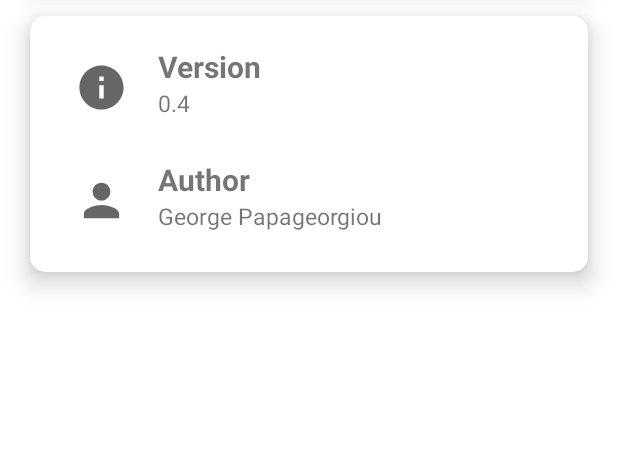
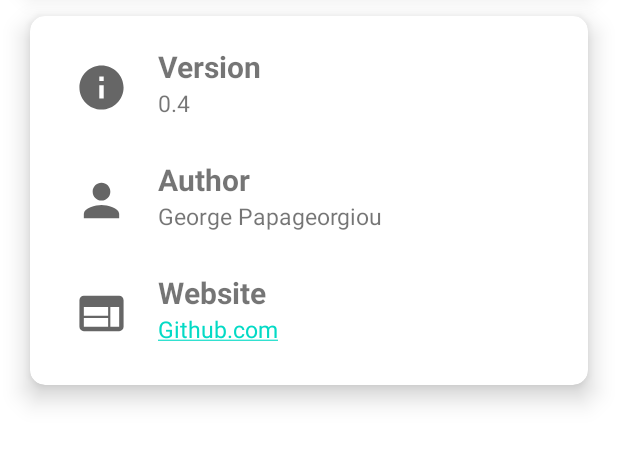
Before and after one commit to Georgegipa/DroneFlyCheckerApp, an Android app: the AboutActivity screen opened directly, with no data from a screen before it, on a phone screen of 412 x 824 dp, the part 412-879 px from its top. Run offline under Robolectric (Android 15) with nearby library versions, the phone set to English and light mode, and no system bars; network calls fail.

Commit message:
added website link

```diff
--- a/app/src/main/java/com/example/flychecker/AboutActivity.java
+++ b/app/src/main/java/com/example/flychecker/AboutActivity.java
@@ -1,6 +1,8 @@
 package com.example.flychecker;
 
 import android.os.Bundle;
+import android.widget.TextView;
+import android.text.method.LinkMovementMethod;
 
 import androidx.appcompat.app.AppCompatActivity;
 
@@ -14,5 +16,8 @@ public class AboutActivity extends AppCompatActivity {
         setContentView(R.layout.activity_about);
         Objects.requireNonNull(getSupportActionBar()).setDisplayHomeAsUpEnabled(true);
         getSupportActionBar().setTitle("About");
+        //make the link clickable
+        TextView linkTextView = findViewById(R.id.tv_website_url);
+        linkTextView.setMovementMethod(LinkMovementMethod.getInstance());
     }
 }
--- a/app/src/main/java/com/example/flychecker/Helpers.java
+++ b/app/src/main/java/com/example/flychecker/Helpers.java
@@ -9,7 +9,7 @@ public abstract class Helpers {
         sdf.setTimeZone(java.util.TimeZone.getDefault());
 
         //concat amPm to the end
-        String formated= sdf.format(date);
+        String formatted= sdf.format(date);
         if(return12HourFormat) {//TODO: add 12hour format support
             //convert a 24hr format to 12hr format
             int hour = date.getHours();
@@ -17,10 +17,10 @@ public abstract class Helpers {
             if(hour > 12) {
                 hour = hour - 12;
             }
-            formated = formated.replace("HH", String.valueOf(hour));
-            return formated + " " + amPm;
+            formatted = formatted.replace("HH", String.valueOf(hour));
+            return formatted + " " + amPm;
         }
         else
-            return formated;
+            return formatted;
     }
 }
--- /dev/null
+++ b/app/src/main/res/drawable/ic_baseline_web_24.xml
@@ -0,0 +1,10 @@
+<vector xmlns:android="http://schemas.android.com/apk/res/android"
+    android:width="24dp"
+    android:height="24dp"
+    android:viewportWidth="24"
+    android:viewportHeight="24"
+    android:tint="?attr/colorControlNormal">
+    <path
+        android:fillColor="@android:color/white"
+        android:pathData="M20,4L4,4c-1.1,0 -1.99,0.9 -1.99,2L2,18c0,1.1 0.9,2 2,2h16c1.1,0 2,-0.9 2,-2L22,6c0,-1.1 -0.9,-2 -2,-2zM15,18L4,18v-4h11v4zM15,13L4,13L4,9h11v4zM20,18h-4L16,9h4v9z" />
+</vector>
--- a/app/src/main/res/layout/activity_about.xml
+++ b/app/src/main/res/layout/activity_about.xml
@@ -182,6 +182,60 @@
                 </LinearLayout>
 
 
+
+
+            </LinearLayout>
+
+            <LinearLayout
+                android:layout_width="match_parent"
+                android:layout_height="wrap_content"
+                android:layout_marginLeft="10dp"
+                android:layout_marginTop="10dp"
+                android:layout_marginRight="10dp"
+                android:layout_marginBottom="10dp"
+                android:orientation="horizontal">
+
+                <ImageView
+                    android:id="@+id/img_website"
+                    android:layout_width="35dp"
+                    android:layout_height="35dp"
+                    android:layout_gravity="center"
+                    android:layout_margin="10dp"
+                    android:src="@drawable/ic_baseline_web_24" />
+
+
+                <LinearLayout
+                    android:layout_width="match_parent"
+                    android:layout_height="wrap_content"
+                    android:orientation="vertical">
+
+                    <TextView
+                        android:id="@+id/tv_website"
+                        android:layout_width="wrap_content"
+                        android:layout_height="wrap_content"
+                        android:layout_gravity="left"
+                        android:layout_marginLeft="10dp"
+                        android:layout_marginRight="10dp"
+                        android:contentDescription="@string/app_name"
+                        android:text="Website"
+                        android:textSize="20dp"
+                        android:textStyle="normal|bold" />
+
+                    <TextView
+                        android:id="@+id/tv_website_url"
+                        android:layout_width="wrap_content"
+                        android:layout_height="wrap_content"
+                        android:layout_gravity="left"
+                        android:layout_marginLeft="10dp"
+                        android:layout_marginRight="10dp"
+                        android:text="@string/app_author_website"
+                        android:textSize="15dp" />
+
+                </LinearLayout>
+
+
+
+
             </LinearLayout>
 
 
--- a/app/src/main/res/values/strings.xml
+++ b/app/src/main/res/values/strings.xml
@@ -4,5 +4,5 @@
     <string name="app_description">An app designed to check if weather is suitable for UAV flying.</string>
     <string name="app_author">George Papageorgiou</string>
     <string name="app_author_email">ice18390180@uniwa.gr</string>
-    <string name="app_author_website">Website<a href="https://github.com/Georgegipa">LearnToDroid.com</a></string>
+    <string name="app_author_website"><a href="https://github.com/Georgegipa">Github.com</a></string>
 </resources>
```
